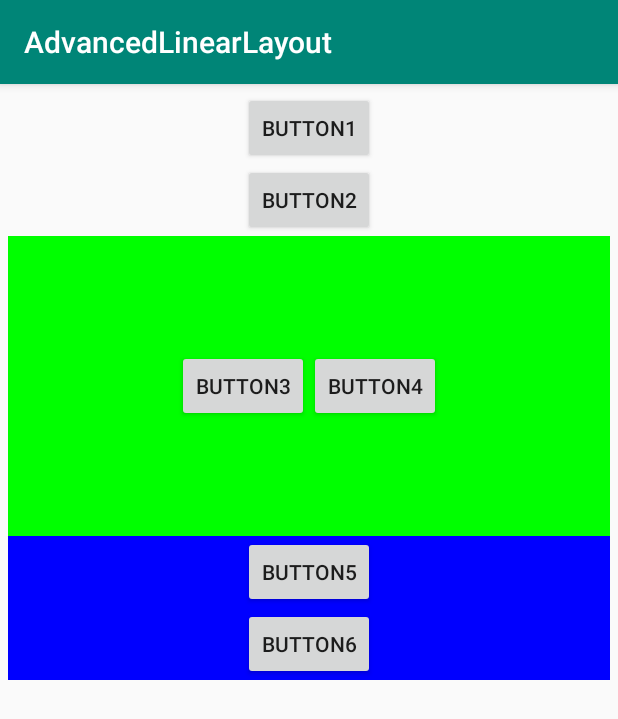
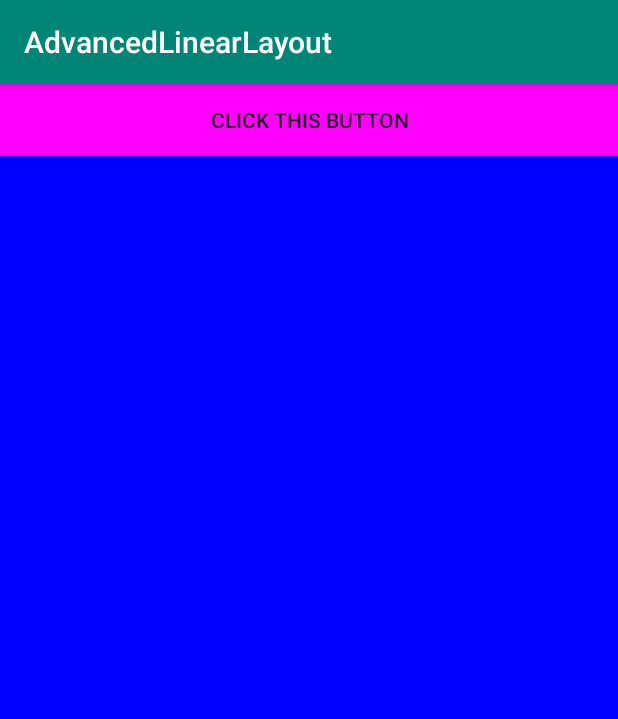
Before and after one commit to xuch2/Lecture, an Android app: the screen it shows after launch (MainActivity), on a phone screen of 412 x 824 dp. Shown: the top 719 px of the screen. Run offline under Robolectric (Android 15) with nearby library versions, the phone set to English and light mode, and no system bars.

Commit message:
20th Android

```diff
--- a/src/day20_linearlayout/app/src/main/java/com/example/advancedlinearlayout/MainActivity.java
+++ b/src/day20_linearlayout/app/src/main/java/com/example/advancedlinearlayout/MainActivity.java
@@ -2,13 +2,70 @@ package com.example.advancedlinearlayout;
 
 import androidx.appcompat.app.AppCompatActivity;
 
+import android.graphics.Color;
 import android.os.Bundle;
+import android.view.View;
+import android.widget.Button;
+import android.widget.LinearLayout;
+import android.widget.Toast;
 
 public class MainActivity extends AppCompatActivity {
 
     @Override
     protected void onCreate(Bundle savedInstanceState) {
         super.onCreate(savedInstanceState);
-        setContentView(R.layout.activity_main);
+        //setContentView(R.layout.activity_main);
+
+        /* XML 에서 <LinearLayout 이후에
+           layout_width 과 layout_height 에 match_parent
+           라고 줬던 작업과 동일한 작업에 해당합니다.
+
+           아래 코드의 XML 동의어는 다음과 같다.
+
+           <LinearLayout
+                android:layout_width="match_parent"
+                android:layout_height="match_parent" */
+        LinearLayout.LayoutParams params =
+                new LinearLayout.LayoutParams(
+                        LinearLayout.LayoutParams.MATCH_PARENT,
+                        LinearLayout.LayoutParams.MATCH_PARENT
+                );
+
+        /* LinearLayout 을 객체화함 */
+        LinearLayout base = new LinearLayout(this);
+        /* android:orientation="vertical" 와 동의어 */
+        base.setOrientation(LinearLayout.VERTICAL);
+        /* android:background="#0000ff" 와 동의어 */
+        base.setBackgroundColor(
+                Color.rgb(0, 0, 255));
+
+        // 만든 내용을 실제 화면에 출력하는 부분
+        setContentView(base, params);
+
+        Button btn = new Button(this);
+        btn.setText("Click this button");
+        btn.setBackgroundColor(Color.MAGENTA);
+        // 우리가 만든 버튼 객체를 실제 화면에 출력함
+        base.addView(btn);
+
+        btn.setOnClickListener(new View.OnClickListener() {
+            @Override
+            public void onClick(View v) {
+                Toast.makeText(getApplicationContext(),
+                        "코드로 LinearLayout 만들기",
+                        Toast.LENGTH_LONG).show();
+            }
+        });
     }
 }
+
+/* 문제 20. XML 없이 프로그램으로 LinearLayout 안에
+            2 개의 LinearLayout 과 버튼을 배치한다.
+            2 개의 LinearLayout 의 색상은 서로 다르다.
+            버튼을 누르면 서로간의 색상이 교환되게 한다.
+            (힌트: addView, layout_weight 의 역할을
+             수행할 수 있는 매서드를 활용하면 문제 해결!
+             LinearLayout.LayoutParams(
+                                LayoutParams.MATCH_PARENT,
+                                LayoutParams.MATCH_PARENT, 1f);)
+ */
--- a/src/day20_linearlayout/app/src/main/res/layout/activity_main.xml
+++ b/src/day20_linearlayout/app/src/main/res/layout/activity_main.xml
@@ -14,8 +14,9 @@
 
     <LinearLayout
         android:layout_width="match_parent"
-        android:layout_height="wrap_content"
+        android:layout_height="match_parent"
         android:gravity="center"
+        android:layout_weight="1"
         android:orientation="vertical">
 
         <Button
@@ -67,9 +68,10 @@
 
     <LinearLayout
         android:layout_width="match_parent"
-        android:layout_height="200dp"
+        android:layout_height="match_parent"
         android:gravity="center"
         android:background="#00ff00"
+        android:layout_weight="1"
         android:orientation="horizontal">
 
         <Button
@@ -84,11 +86,14 @@
 
     </LinearLayout>
 
+    <!-- layout_weight 속성은
+         화면을 균등하게 분할하는데 사용됨 -->
     <LinearLayout
         android:layout_width="match_parent"
-        android:layout_height="wrap_content"
+        android:layout_height="match_parent"
         android:background="#0000ff"
         android:gravity="center"
+        android:layout_weight="1"
         android:orientation="vertical">
 
         <Button
```
